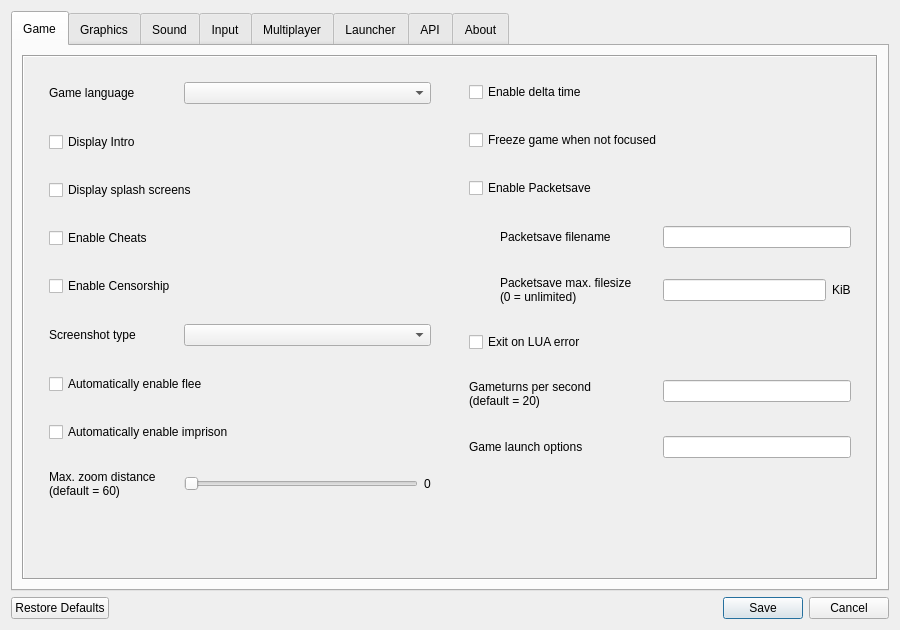
Before: the Qt Designer form ui/settingsdialog.ui in Kammerer001/keeperfx-launcher-qt, drawn with Qt 5.
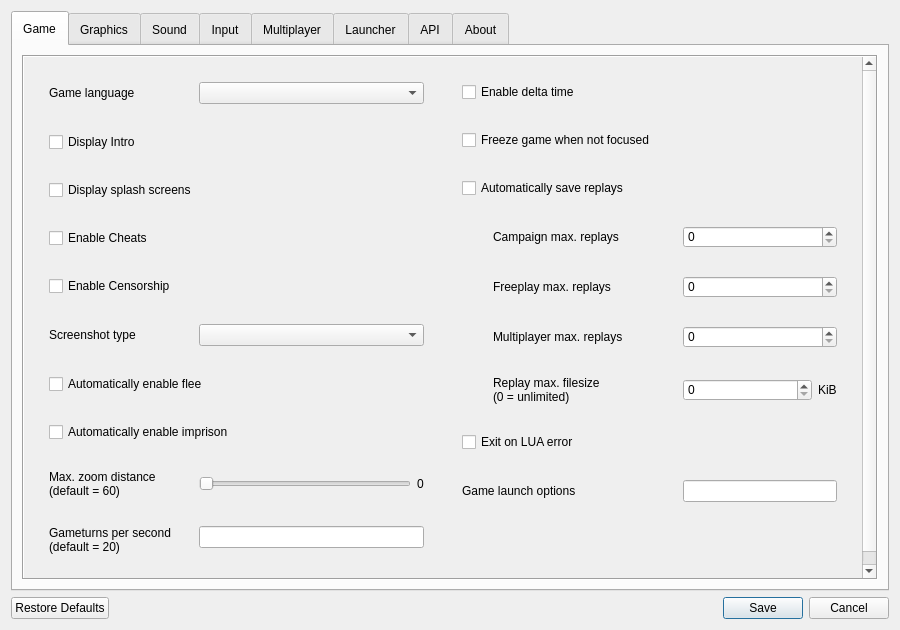
After: the same form once the commit is applied. Icons and pictures are not drawn.

Commit message: refactor packetsaves into replays

```diff
--- a/ui/settingsdialog.ui
+++ b/ui/settingsdialog.ui
@@ -71,8 +71,8 @@
            <rect>
             <x>0</x>
             <y>0</y>
-            <width>856</width>
-            <height>522</height>
+            <width>842</width>
+            <height>564</height>
            </rect>
           </property>
           <layout class="QHBoxLayout" name="horizontalLayout_5" stretch="1,1">
@@ -113,36 +113,6 @@
               <item row="0" column="1">
                <widget class="QComboBox" name="comboBoxLanguage"/>
               </item>
-              <item row="5" column="0">
-               <widget class="QLabel" name="labelScreenshot">
-                <property name="text">
-                 <string comment="Dropdown Title Label">Screenshot type</string>
-                </property>
-               </widget>
-              </item>
-              <item row="5" column="1">
-               <widget class="QComboBox" name="comboBoxScreenshots"/>
-              </item>
-              <item row="9" column="0">
-               <spacer name="verticalSpacer_3">
-                <property name="orientation">
-                 <enum>Qt::Orientation::Vertical</enum>
-                </property>
-                <property name="sizeHint" stdset="0">
-                 <size>
-                  <width>0</width>
-                  <height>0</height>
-                 </size>
-                </property>
-               </spacer>
-              </item>
-              <item row="2" column="0" colspan="2">
-               <widget class="QCheckBox" name="checkBoxDisplaySplashScreens">
-                <property name="text">
-                 <string comment="Checkbox Toggle">Display splash screens</string>
-                </property>
-               </widget>
-              </item>
               <item row="1" column="0" colspan="2">
                <widget class="QCheckBox" name="checkBoxDisplayIntro">
                 <property name="text">
@@ -150,6 +120,13 @@
                 </property>
                </widget>
               </item>
+              <item row="2" column="0" colspan="2">
+               <widget class="QCheckBox" name="checkBoxDisplaySplashScreens">
+                <property name="text">
+                 <string comment="Checkbox Toggle">Display splash screens</string>
+                </property>
+               </widget>
+              </item>
               <item row="3" column="0" colspan="2">
                <widget class="QCheckBox" name="checkBoxCheats">
                 <property name="text">
@@ -157,20 +134,6 @@
                 </property>
                </widget>
               </item>
-              <item row="7" column="0" colspan="2">
-               <widget class="QCheckBox" name="checkBoxAutoEnableImprison">
-                <property name="text">
-                 <string comment="Checkbox Toggle">Automatically enable imprison</string>
-                </property>
-               </widget>
-              </item>
-              <item row="6" column="0" colspan="2">
-               <widget class="QCheckBox" name="checkBoxAutoEnableFlee">
-                <property name="text">
-                 <string comment="Checkbox Toggle">Automatically enable flee</string>
-                </property>
-               </widget>
-              </item>
               <item row="4" column="0" colspan="2">
                <widget class="QCheckBox" name="checkBoxCensorship">
                 <property name="text">
@@ -178,6 +141,30 @@
                 </property>
                </widget>
               </item>
+              <item row="5" column="0">
+               <widget class="QLabel" name="labelScreenshot">
+                <property name="text">
+                 <string comment="Dropdown Title Label">Screenshot type</string>
+                </property>
+               </widget>
+              </item>
+              <item row="5" column="1">
+               <widget class="QComboBox" name="comboBoxScreenshots"/>
+              </item>
+              <item row="6" column="0" colspan="2">
+               <widget class="QCheckBox" name="checkBoxAutoEnableFlee">
+                <property name="text">
+                 <string comment="Checkbox Toggle">Automatically enable flee</string>
+                </property>
+               </widget>
+              </item>
+              <item row="7" column="0" colspan="2">
+               <widget class="QCheckBox" name="checkBoxAutoEnableImprison">
+                <property name="text">
+                 <string comment="Checkbox Toggle">Automatically enable imprison</string>
+                </property>
+               </widget>
+              </item>
               <item row="8" column="0">
                <widget class="QLabel" name="labelMaxZoom">
                 <property name="toolTip">
@@ -239,6 +226,33 @@
                 </layout>
                </widget>
               </item>
+              <item row="10" column="0">
+               <spacer name="verticalSpacer_3">
+                <property name="orientation">
+                 <enum>Qt::Orientation::Vertical</enum>
+                </property>
+                <property name="sizeHint" stdset="0">
+                 <size>
+                  <width>0</width>
+                  <height>0</height>
+                 </size>
+                </property>
+               </spacer>
+              </item>
+              <item row="9" column="0">
+               <widget class="QLabel" name="labelGameturns">
+                <property name="text">
+                 <string comment="Textinput Title Label">Gameturns per second
+(default = 20)</string>
+                </property>
+                <property name="wordWrap">
+                 <bool>true</bool>
+                </property>
+               </widget>
+              </item>
+              <item row="9" column="1">
+               <widget class="QLineEdit" name="lineEditGameturns"/>
+              </item>
              </layout>
             </widget>
            </item>
@@ -269,58 +283,81 @@
               <property name="bottomMargin">
                <number>0</number>
               </property>
-              <item row="0" column="0" colspan="2">
+              <item row="0" column="0">
                <widget class="QCheckBox" name="checkBoxDeltaTime">
                 <property name="text">
                  <string comment="Checkbox Toggle">Enable delta time</string>
                 </property>
                </widget>
               </item>
-              <item row="1" column="0" colspan="2">
+              <item row="1" column="0">
                <widget class="QCheckBox" name="checkBoxFreezeGameNoFocus">
                 <property name="text">
                  <string comment="Checkbox Toggle">Freeze game when not focused</string>
                 </property>
                </widget>
               </item>
-              <item row="2" column="0" colspan="2">
-               <widget class="QCheckBox" name="checkBoxPacketSaveEnabled">
+              <item row="2" column="0">
+               <widget class="QCheckBox" name="checkboxSaveReplaysEnabled">
                 <property name="text">
-                 <string comment="Checkbox Toggle">Enable Packetsave</string>
+                 <string comment="Checkbox Toggle">Automatically save replays</string>
                 </property>
                </widget>
               </item>
               <item row="3" column="0">
-               <widget class="QLabel" name="labelPacketSaveFileName">
+               <widget class="QLabel" name="labelMaxReplaysCampaign">
                 <property name="styleSheet">
                  <string notr="true">margin-left: 28px;</string>
                 </property>
                 <property name="text">
-                 <string comment="Textinput Title Label">Packetsave filename</string>
-                </property>
-                <property name="indent">
-                 <number>-1</number>
+                 <string>Campaign max. replays</string>
                 </property>
                </widget>
               </item>
               <item row="3" column="1">
-               <widget class="QLineEdit" name="lineEditPackSaveFileName"/>
+               <widget class="QSpinBox" name="spinBoxMaxReplaysCampaign"/>
               </item>
               <item row="4" column="0">
-               <widget class="QLabel" name="labelPacketSaveMaxFilesize">
+               <widget class="QLabel" name="labelMaxReplaysFreeplay">
                 <property name="styleSheet">
                  <string notr="true">margin-left: 28px;</string>
                 </property>
                 <property name="text">
-                 <string comment="Textinput Title Label">Packetsave max. filesize
-(0 = unlimited)</string>
-                </property>
-                <property name="wordWrap">
-                 <bool>true</bool>
+                 <string>Freeplay max. replays</string>
                 </property>
                </widget>
               </item>
               <item row="4" column="1">
+               <widget class="QSpinBox" name="spinBoxMaxReplaysFreeplay"/>
+              </item>
+              <item row="5" column="0">
+               <widget class="QLabel" name="labelMaxReplaysMultiplayer">
+                <property name="styleSheet">
+                 <string notr="true">margin-left: 28px;</string>
+                </property>
+                <property name="text">
+                 <string>Multiplayer max. replays</string>
+                </property>
+               </widget>
+              </item>
+              <item row="5" column="1">
+               <widget class="QSpinBox" name="spinBoxMaxReplaysMultiplayer"/>
+              </item>
+              <item row="6" column="0">
+               <widget class="QLabel" name="labelReplayMaxFilesize">
+                <property name="styleSheet">
+                 <string notr="true">margin-left: 28px;</string>
+                </property>
+                <property name="text">
+                 <string comment="Textinput Title Label">Replay max. filesize
+(0 = unlimited)</string>
+                </property>
+                <property name="wordWrap">
+                 <bool>true</bool>
+                </property>
+               </widget>
+              </item>
+              <item row="6" column="1">
                <widget class="QWidget" name="widgetPackSaveMaxFilesize" native="true">
                 <layout class="QHBoxLayout" name="horizontalLayout_2">
                  <property name="leftMargin">
@@ -336,10 +373,20 @@
                   <number>0</number>
                  </property>
                  <item>
-                  <widget class="QLineEdit" name="lineEditPacketSaveMaxFilesize"/>
+                  <widget class="QSpinBox" name="spinBoxReplayMaxFilesize">
+                   <property name="sizePolicy">
+                    <sizepolicy hsizetype="Expanding" vsizetype="Fixed">
+                     <horstretch>0</horstretch>
+                     <verstretch>0</verstretch>
+                    </sizepolicy>
+                   </property>
+                   <property name="minimum">
+                    <number>0</number>
+                   </property>
+                  </widget>
                  </item>
                  <item>
-                  <widget class="QLabel" name="labelPacketSaveMaxFilesizeMeasurementUnit">
+                  <widget class="QLabel" name="labelReplayFilesizeMeasurementUnit">
                    <property name="text">
                     <string comment="Measurement Unit Label" extracomment="Shorthand for 'kibibyte'">KiB</string>
                    </property>
@@ -348,38 +395,24 @@
                 </layout>
                </widget>
               </item>
-              <item row="5" column="0" colspan="2">
+              <item row="7" column="0">
                <widget class="QCheckBox" name="checkBoxExitOnLuaError">
                 <property name="text">
                  <string comment="Checkbox Toggle">Exit on LUA error</string>
                 </property>
                </widget>
               </item>
-              <item row="6" column="0">
-               <widget class="QLabel" name="labelGameturns">
-                <property name="text">
-                 <string comment="Textinput Title Label">Gameturns per second
-(default = 20)</string>
-                </property>
-                <property name="wordWrap">
-                 <bool>true</bool>
-                </property>
-               </widget>
-              </item>
-              <item row="6" column="1">
-               <widget class="QLineEdit" name="lineEditGameturns"/>
-              </item>
-              <item row="7" column="0">
+              <item row="8" column="0">
                <widget class="QLabel" name="labelLaunchOptions">
                 <property name="text">
                  <string comment="Textinput Title Label">Game launch options</string>
                 </property>
                </widget>
               </item>
-              <item row="7" column="1">
+              <item row="8" column="1">
                <widget class="QLineEdit" name="lineEditLaunchOptions"/>
               </item>
-              <item row="8" column="0">
+              <item row="9" column="0">
                <spacer name="verticalSpacer_4">
                 <property name="orientation">
                  <enum>Qt::Orientation::Vertical</enum>
```
The commit also changes 11 other files.
